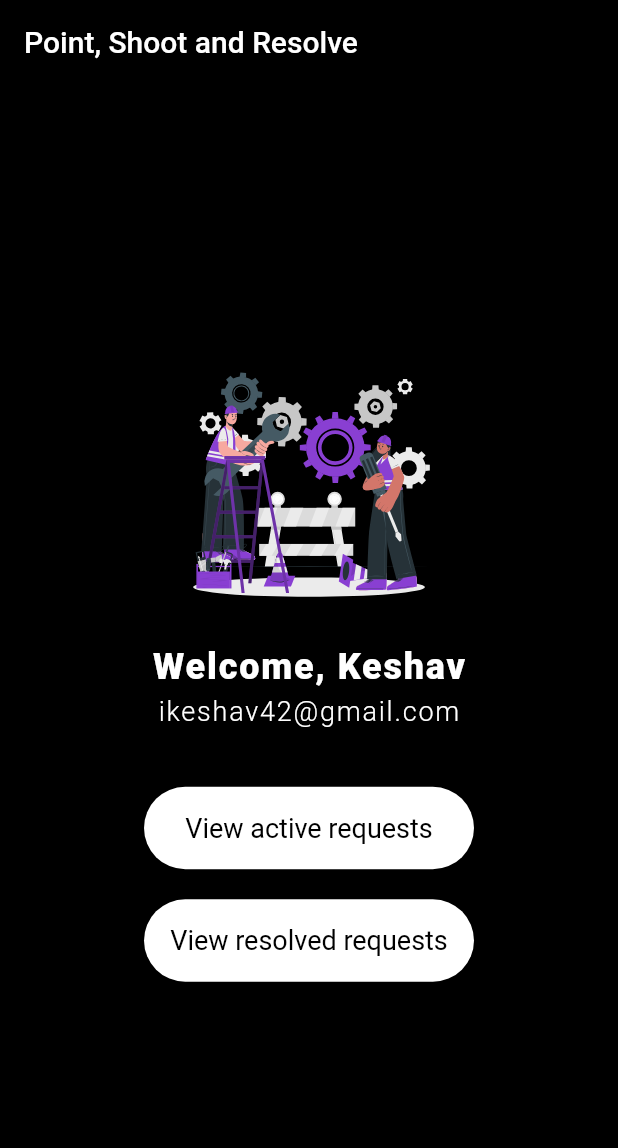
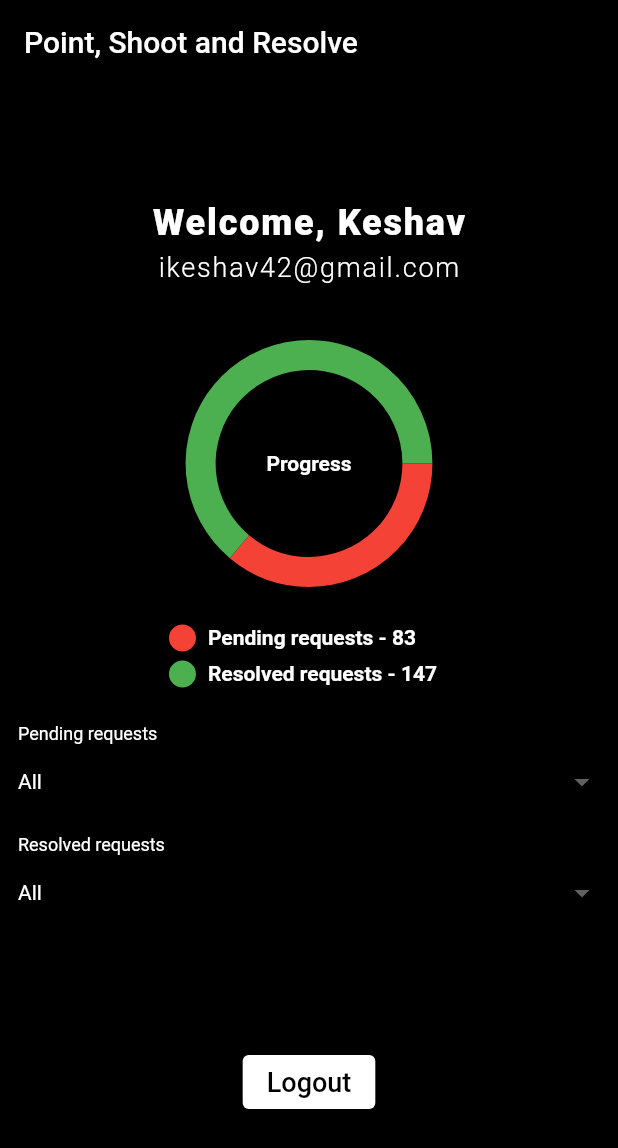
Before and after one commit to ikeshav42/PSR, a Flutter app: the screen it shows after launch, on a phone screen of 412 x 824 dp. Shown: the top 1148 px of the screen. Run offline on Flutter 3.47's test engine with Material 2 defaults, Android fonts, the phone set to English and light mode, and no system bars; drawn by our look-alikes of pie_chart; our stand-ins replace flutter_svg, image_picker; project files that could hold a hidden picture were left out.

Commit message:
Added new admin page named aland.dart

```diff
--- /dev/null
+++ b/lib/aland.dart
@@ -0,0 +1,193 @@
+import 'package:flutter/material.dart';
+import 'package:pie_chart/pie_chart.dart';
+
+class LandingPage extends StatefulWidget {
+  final String username;
+  final String email;
+  final int resolvedCount;
+  final int unresolvedCount;
+
+  const LandingPage({
+    required this.username,
+    required this.email,
+    required this.resolvedCount,
+    required this.unresolvedCount,
+  });
+
+  @override
+  _LandingPageState createState() => _LandingPageState();
+}
+
+class _LandingPageState extends State<LandingPage> {
+  String? _selectedPendingDropdownValue = 'All'; // Set default value to 'All'
+  String? _selectedResolvedDropdownValue = 'All'; // Set default value to 'All'
+
+  @override
+  Widget build(BuildContext context) {
+    return Scaffold(
+      backgroundColor: Colors.black,
+      appBar: AppBar(
+        title: const Text('Point, Shoot and Resolve'),
+        backgroundColor: Colors.black,
+      ),
+      body: Center(
+        child: Column(
+          mainAxisAlignment: MainAxisAlignment.center,
+          children: [
+            Text(
+              'Welcome, ${widget.username}',
+              style: const TextStyle(
+                color: Colors.white,
+                fontSize: 24,
+                letterSpacing: 1.2,
+                fontWeight: FontWeight.w800,
+              ),
+            ),
+            const SizedBox(height: 5),
+            Text(
+              widget.email,
+              style: const TextStyle(
+                color: Colors.white,
+                fontSize: 18,
+                letterSpacing: 1.2,
+                fontWeight: FontWeight.w300,
+              ),
+            ),
+            const SizedBox(height: 40),
+            // Circular chart
+            PieChart(
+              dataMap: {
+                'Pending requests - ${widget.unresolvedCount}': widget.unresolvedCount.toDouble(),
+                'Resolved requests - ${widget.resolvedCount}': widget.resolvedCount.toDouble(),
+              },
+              animationDuration: const Duration(milliseconds: 800),
+              chartLegendSpacing: 32,
+              chartRadius: MediaQuery.of(context).size.width / 2.85,
+              colorList: const [Colors.red, Colors.green], // Reversed the color order
+              chartType: ChartType.ring,
+              centerText: "Progress",
+              legendOptions: const LegendOptions(
+                showLegends: true,
+                legendPosition: LegendPosition.bottom,
+                legendTextStyle: TextStyle(
+                  fontWeight: FontWeight.bold,
+                  color: Colors.white, // Set legend text color to white
+                ),
+              ),
+              chartValuesOptions: const ChartValuesOptions(
+                showChartValueBackground: false,
+                showChartValues: false,
+                showChartValuesInPercentage: true,
+                showChartValuesOutside: false,
+                chartValueStyle: TextStyle(
+                  color: Colors.white,
+                  fontWeight: FontWeight.bold,
+                ),
+              ),
+            ),
+            const SizedBox(height: 20),
+            // Pending Requests Dropdown
+            Column(
+              children: [
+                DropdownButtonFormField<String>(
+                  decoration: const InputDecoration(
+                    labelText: 'Pending requests',
+                    labelStyle: TextStyle(color: Colors.white),
+                    border: OutlineInputBorder(
+                      borderSide: BorderSide(color: Colors.white),
+                    ),
+                  ),
+                  style: const TextStyle(color: Colors.white),
+                  dropdownColor: Colors.black,
+                  value: _selectedPendingDropdownValue,
+                  items: <String>[
+                    'All',
+                    'Admin Office',
+                    'Electrical Department',
+                    'Plumbing Department',
+                    'Hardware Department',
+                  ].map<DropdownMenuItem<String>>((String value) {
+                    return DropdownMenuItem<String>(
+                      value: value,
+                      child: Text(
+                        value == 'All' ? 'All' : value,
+                        style: const TextStyle(
+                          color: Colors.white,
+                          backgroundColor: Colors.black,
+                        ),
+                      ),
+                    );
+                  }).toList(),
+                  onChanged: (String? newValue) {
+                    setState(() {
+                      _selectedPendingDropdownValue = newValue;
+                    });
+                  },
+                ),
+              ],
+            ),
+            const SizedBox(height: 10), // Add spacing between the dropdowns
+            // Resolved Requests Dropdown
+            Column(
+              children: [
+                DropdownButtonFormField<String>(
+                  decoration: const InputDecoration(
+                    labelText: 'Resolved requests',
+                    labelStyle: TextStyle(color: Colors.white),
+                    border: OutlineInputBorder(
+                      borderSide: BorderSide(color: Colors.white),
+                    ),
+                  ),
+                  style: const TextStyle(color: Colors.white),
+                  dropdownColor: Colors.black,
+                  value: _selectedResolvedDropdownValue,
+                  items: <String>[
+                    'All',
+                    'Admin Office',
+                    'Electrical Department',
+                    'Plumbing Department',
+                    'Hardware Department',
+                  ].map<DropdownMenuItem<String>>((String value) {
+                    return DropdownMenuItem<String>(
+                      value: value,
+                      child: Text(
+                        value == 'All' ? 'All' : value,
+                        style: const TextStyle(
+                          color: Colors.white,
+                          backgroundColor: Colors.black,
+                        ),
+                      ),
+                    );
+                  }).toList(),
+                  onChanged: (String? newValue) {
+                    setState(() {
+                      _selectedResolvedDropdownValue = newValue;
+                    });
+                  },
+                ),
+              ],
+            ),
+            const SizedBox(height: 70),
+            // Logout Button
+            ElevatedButton(
+              onPressed: () {
+                // Handle logout action
+                // You can implement the action here
+              },
+              style: ElevatedButton.styleFrom(
+                backgroundColor: Colors.white, // Background color of the button
+              ),
+              child: const Text(
+                'Logout',
+                style: TextStyle(
+                  color: Colors.black, // Text color of the button
+                  fontSize: 18,
+                ),
+              ),
+            ),
+          ],
+        ),
+      ),
+    );
+  }
+}
--- a/lib/main.dart
+++ b/lib/main.dart
@@ -1,4 +1,5 @@
 import 'package:flutter/material.dart';
+import 'package:learning/postform.dart';
 // import 'package:learning/postsubmit.dart';
 import 'welcome.dart';
 import 'typeselection.dart';
@@ -7,6 +8,7 @@ import 'adminform.dart';
 import 'userhome.dart';
 import 'samplecam.dart';
 import 'adminlanding.dart';
+import 'aland.dart';
 
 void main() {
   runApp(MyApp());
@@ -15,11 +17,9 @@ void main() {
 class MyApp extends StatelessWidget {
   @override
   Widget build(BuildContext context) {
-    return MaterialApp(
+    return const MaterialApp(
       home:
-      AdminLand(username: 'Keshav',email: 'ikeshav42@gmail.com',)
-      // UserHomePageBW(username: 'Keshav', email: 'abc@gmail.com',),
-      // home: WelcomeBW(),
-    );
+      LandingPage(username: 'Keshav', email: 'ikeshav42@gmail.com', resolvedCount: 147,unresolvedCount: 83,));
+      // Postform());
   }
 }
--- a/pubspec.yaml
+++ b/pubspec.yaml
@@ -10,6 +10,7 @@ dependencies:
   flutter:
     sdk: flutter
   flutter_svg: ^0.23.0
+  pie_chart: ^5.3.2
   http: ^1.1.0
   image_picker: ^0.8.4+4
 
```
Also changed, not shown: assets/admin-users-svgrepo-com.svg (added), assets/hardware-svgrepo-com.svg (added), assets/icons8-admin-40 (dark).png (added), assets/icons8-admin-40.png (added), assets/icons8-hardware-40 (dark).png (added), assets/icons8-hardware-40.png (added), assets/icons8-light-bulb-48 (dark).png (added), assets/icons8-water-tap-64 (dark).png (added), assets/icons8-water-tap-64.png (added), assets/light-bulb-svgrepo-com.svg (added), assets/water-tap-plumber-svgrepo-com.svg (added), pubspec.lock.
